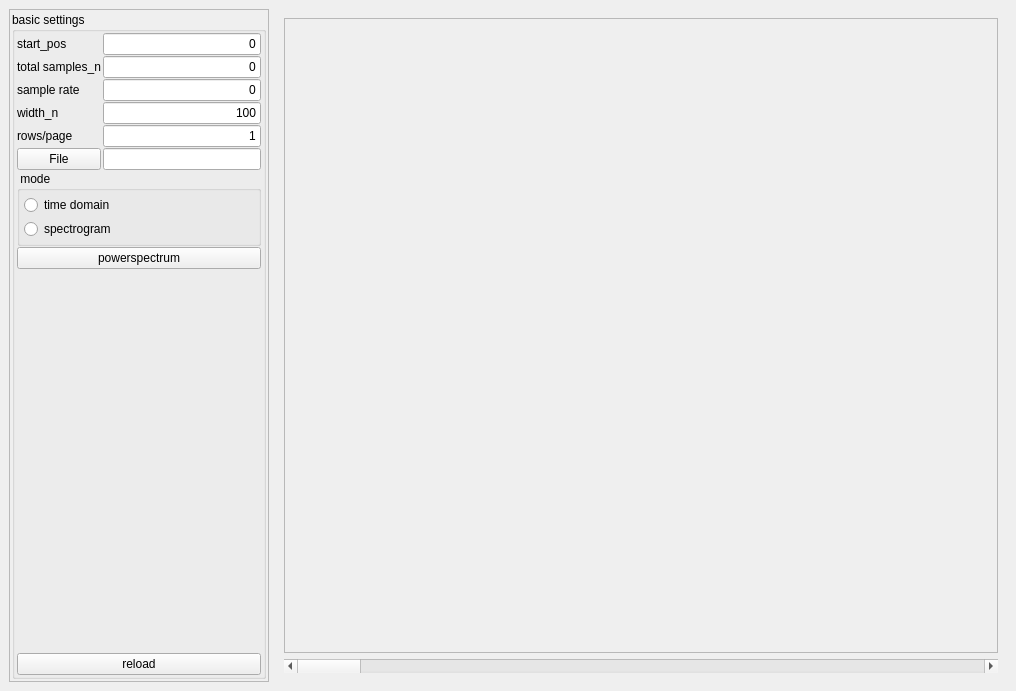
Qt form form_wave.ui (fasthyun/wvt) before a commit.
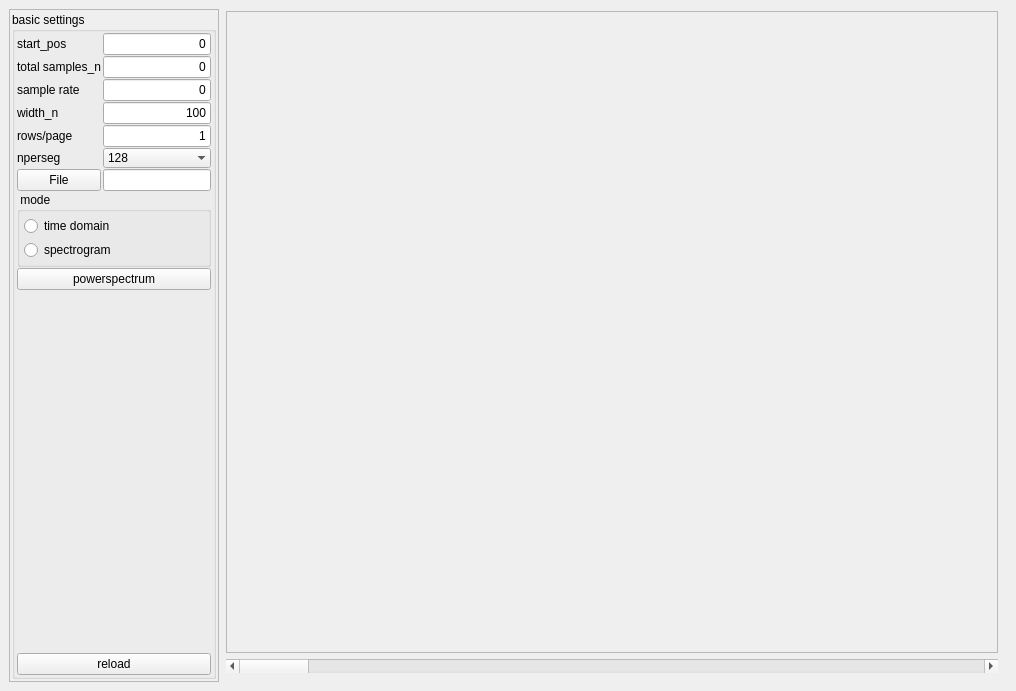
The same form after that commit.

```diff
--- a/form_wave.ui
+++ b/form_wave.ui
@@ -17,15 +17,21 @@
    <layout class="QHBoxLayout" name="horizontalLayout">
     <item>
      <widget class="QFrame" name="frame_option">
+      <property name="sizePolicy">
+       <sizepolicy hsizetype="Preferred" vsizetype="Preferred">
+        <horstretch>0</horstretch>
+        <verstretch>0</verstretch>
+       </sizepolicy>
+      </property>
       <property name="minimumSize">
        <size>
-        <width>260</width>
+        <width>0</width>
         <height>0</height>
        </size>
       </property>
       <property name="maximumSize">
        <size>
-        <width>200</width>
+        <width>16777208</width>
         <height>16777215</height>
        </size>
       </property>
@@ -54,7 +60,7 @@
        <item>
         <widget class="QGroupBox" name="groupBox">
          <property name="sizePolicy">
-          <sizepolicy hsizetype="Preferred" vsizetype="Preferred">
+          <sizepolicy hsizetype="Fixed" vsizetype="Preferred">
            <horstretch>0</horstretch>
            <verstretch>0</verstretch>
           </sizepolicy>
@@ -90,6 +96,68 @@
           <property name="verticalSpacing">
            <number>1</number>
           </property>
+          <item row="7" column="1">
+           <widget class="QLineEdit" name="lineEdit_filepath">
+            <property name="sizePolicy">
+             <sizepolicy hsizetype="Fixed" vsizetype="Fixed">
+              <horstretch>0</horstretch>
+              <verstretch>0</verstretch>
+             </sizepolicy>
+            </property>
+           </widget>
+          </item>
+          <item row="2" column="1">
+           <widget class="QLineEdit" name="lineEdit_samprate">
+            <property name="sizePolicy">
+             <sizepolicy hsizetype="Fixed" vsizetype="Fixed">
+              <horstretch>0</horstretch>
+              <verstretch>0</verstretch>
+             </sizepolicy>
+            </property>
+            <property name="text">
+             <string>0</string>
+            </property>
+            <property name="alignment">
+             <set>Qt::AlignRight|Qt::AlignTrailing|Qt::AlignVCenter</set>
+            </property>
+           </widget>
+          </item>
+          <item row="4" column="1">
+           <widget class="QLineEdit" name="lineEdit_rows_per_page">
+            <property name="sizePolicy">
+             <sizepolicy hsizetype="Fixed" vsizetype="Fixed">
+              <horstretch>0</horstretch>
+              <verstretch>0</verstretch>
+             </sizepolicy>
+            </property>
+            <property name="text">
+             <string>1</string>
+            </property>
+            <property name="alignment">
+             <set>Qt::AlignRight|Qt::AlignTrailing|Qt::AlignVCenter</set>
+            </property>
+           </widget>
+          </item>
+          <item row="11" column="0" colspan="2">
+           <spacer name="verticalSpacer">
+            <property name="orientation">
+             <enum>Qt::Vertical</enum>
+            </property>
+            <property name="sizeHint" stdset="0">
+             <size>
+              <width>20</width>
+              <height>40</height>
+             </size>
+            </property>
+           </spacer>
+          </item>
+          <item row="10" column="0" colspan="2">
+           <widget class="QPushButton" name="pushButton_powerspectrum">
+            <property name="text">
+             <string>powerspectrum</string>
+            </property>
+           </widget>
+          </item>
           <item row="0" column="0">
            <widget class="QLabel" name="label_4">
             <property name="text">
@@ -97,7 +165,21 @@
             </property>
            </widget>
           </item>
-          <item row="6" column="0" colspan="2">
+          <item row="12" column="0" colspan="2">
+           <widget class="QPushButton" name="pushButton_reload">
+            <property name="text">
+             <string>reload</string>
+            </property>
+           </widget>
+          </item>
+          <item row="2" column="0">
+           <widget class="QLabel" name="label">
+            <property name="text">
+             <string>sample rate</string>
+            </property>
+           </widget>
+          </item>
+          <item row="8" column="0" colspan="2">
            <widget class="QGroupBox" name="groupBox_2">
             <property name="title">
              <string> mode</string>
@@ -141,52 +223,14 @@
             </layout>
            </widget>
           </item>
-          <item row="4" column="1">
-           <widget class="QLineEdit" name="lineEdit_rows_per_page">
-            <property name="text">
-             <string>1</string>
-            </property>
-            <property name="alignment">
-             <set>Qt::AlignRight|Qt::AlignTrailing|Qt::AlignVCenter</set>
-            </property>
-           </widget>
-          </item>
-          <item row="10" column="0" colspan="2">
-           <widget class="QPushButton" name="pushButton_reload">
-            <property name="text">
-             <string>reload</string>
-            </property>
-           </widget>
-          </item>
-          <item row="9" column="0" colspan="2">
-           <spacer name="verticalSpacer">
-            <property name="orientation">
-             <enum>Qt::Vertical</enum>
-            </property>
-            <property name="sizeHint" stdset="0">
-             <size>
-              <width>20</width>
-              <height>40</height>
-             </size>
-            </property>
-           </spacer>
-          </item>
-          <item row="2" column="0">
-           <widget class="QLabel" name="label">
-            <property name="text">
-             <string>sample rate</string>
-            </property>
-           </widget>
-          </item>
-          <item row="1" column="0">
-           <widget class="QLabel" name="label_5">
-            <property name="text">
-             <string>total samples_n</string>
-            </property>
-           </widget>
-          </item>
           <item row="0" column="1">
            <widget class="QLineEdit" name="lineEdit_start_pos">
+            <property name="sizePolicy">
+             <sizepolicy hsizetype="Fixed" vsizetype="Fixed">
+              <horstretch>0</horstretch>
+              <verstretch>0</verstretch>
+             </sizepolicy>
+            </property>
             <property name="text">
              <string>0</string>
             </property>
@@ -197,27 +241,13 @@
           </item>
           <item row="1" column="1">
            <widget class="QLineEdit" name="lineEdit_total_samples_n">
-            <property name="text">
-             <string>0</string>
+            <property name="sizePolicy">
+             <sizepolicy hsizetype="Fixed" vsizetype="Fixed">
+              <horstretch>0</horstretch>
+              <verstretch>0</verstretch>
+             </sizepolicy>
             </property>
-            <property name="alignment">
-             <set>Qt::AlignRight|Qt::AlignTrailing|Qt::AlignVCenter</set>
-            </property>
-           </widget>
-          </item>
-          <item row="3" column="1">
-           <widget class="QLineEdit" name="lineEdit_width">
             <property name="text">
-             <string>100</string>
-            </property>
-            <property name="alignment">
-             <set>Qt::AlignRight|Qt::AlignTrailing|Qt::AlignVCenter</set>
-            </property>
-           </widget>
-          </item>
-          <item row="2" column="1">
-           <widget class="QLineEdit" name="lineEdit_samprate">
-            <property name="text">
              <string>0</string>
             </property>
             <property name="alignment">
@@ -225,30 +255,13 @@
             </property>
            </widget>
           </item>
-          <item row="5" column="0">
-           <widget class="QPushButton" name="pushButton_filepath">
+          <item row="1" column="0">
+           <widget class="QLabel" name="label_5">
             <property name="text">
-             <string>File</string>
+             <string>total samples_n</string>
             </property>
            </widget>
           </item>
-          <item row="4" column="0">
-           <widget class="QLabel" name="label_2">
-            <property name="text">
-             <string>rows/page</string>
-            </property>
-           </widget>
-          </item>
-          <item row="8" column="0" colspan="2">
-           <widget class="QPushButton" name="pushButton_powerspectrum">
-            <property name="text">
-             <string>powerspectrum</string>
-            </property>
-           </widget>
-          </item>
-          <item row="5" column="1">
-           <widget class="QLineEdit" name="lineEdit_filepath"/>
-          </item>
           <item row="3" column="0">
            <widget class="QLabel" name="label_3">
             <property name="sizePolicy">
@@ -268,6 +281,118 @@
             </property>
            </widget>
           </item>
+          <item row="7" column="0">
+           <widget class="QPushButton" name="pushButton_filepath">
+            <property name="sizePolicy">
+             <sizepolicy hsizetype="Preferred" vsizetype="Fixed">
+              <horstretch>0</horstretch>
+              <verstretch>0</verstretch>
+             </sizepolicy>
+            </property>
+            <property name="text">
+             <string>File</string>
+            </property>
+           </widget>
+          </item>
+          <item row="4" column="0">
+           <widget class="QLabel" name="label_2">
+            <property name="text">
+             <string>rows/page</string>
+            </property>
+           </widget>
+          </item>
+          <item row="3" column="1">
+           <widget class="QLineEdit" name="lineEdit_width">
+            <property name="sizePolicy">
+             <sizepolicy hsizetype="Fixed" vsizetype="Fixed">
+              <horstretch>0</horstretch>
+              <verstretch>0</verstretch>
+             </sizepolicy>
+            </property>
+            <property name="text">
+             <string>100</string>
+            </property>
+            <property name="alignment">
+             <set>Qt::AlignRight|Qt::AlignTrailing|Qt::AlignVCenter</set>
+            </property>
+           </widget>
+          </item>
+          <item row="6" column="1">
+           <widget class="QComboBox" name="comboBox_nperseg">
+            <property name="currentText">
+             <string>128</string>
+            </property>
+            <property name="currentIndex">
+             <number>5</number>
+            </property>
+            <property name="insertPolicy">
+             <enum>QComboBox::NoInsert</enum>
+            </property>
+            <property name="frame">
+             <bool>false</bool>
+            </property>
+            <property name="modelColumn">
+             <number>0</number>
+            </property>
+            <item>
+             <property name="text">
+              <string>4</string>
+             </property>
+            </item>
+            <item>
+             <property name="text">
+              <string>8</string>
+             </property>
+            </item>
+            <item>
+             <property name="text">
+              <string>16</string>
+             </property>
+            </item>
+            <item>
+             <property name="text">
+              <string>32</string>
+             </property>
+            </item>
+            <item>
+             <property name="text">
+              <string>64</string>
+             </property>
+            </item>
+            <item>
+             <property name="text">
+              <string>128</string>
+             </property>
+            </item>
+            <item>
+             <property name="text">
+              <string>256</string>
+             </property>
+            </item>
+            <item>
+             <property name="text">
+              <string>512</string>
+             </property>
+            </item>
+            <item>
+             <property name="text">
+              <string>1024</string>
+             </property>
+            </item>
+            <item>
+             <property name="text">
+              <string>2048</string>
+             </property>
+            </item>
+           </widget>
+          </item>
+          <item row="6" column="0">
+           <widget class="QLabel" name="label_6">
+            <property name="text">
+             <string>nperseg</string>
+            </property>
+           </widget>
+          </item>
          </layout>
         </widget>
        </item>
@@ -277,8 +402,20 @@
     <item>
      <widget class="QWidget" name="widget" native="true">
       <layout class="QVBoxLayout" name="verticalLayout_3">
+       <property name="leftMargin">
+        <number>1</number>
+       </property>
+       <property name="topMargin">
+        <number>2</number>
+       </property>
        <item>
         <widget class="QFrame" name="frame_plot">
+         <property name="sizePolicy">
+          <sizepolicy hsizetype="Expanding" vsizetype="Preferred">
+           <horstretch>0</horstretch>
+           <verstretch>0</verstretch>
+          </sizepolicy>
+         </property>
          <property name="frameShape">
           <enum>QFrame::StyledPanel</enum>
          </property>
@@ -310,7 +447,7 @@
      <x>0</x>
      <y>0</y>
      <width>1016</width>
-     <height>36</height>
+     <height>22</height>
     </rect>
    </property>
   </widget>
```
